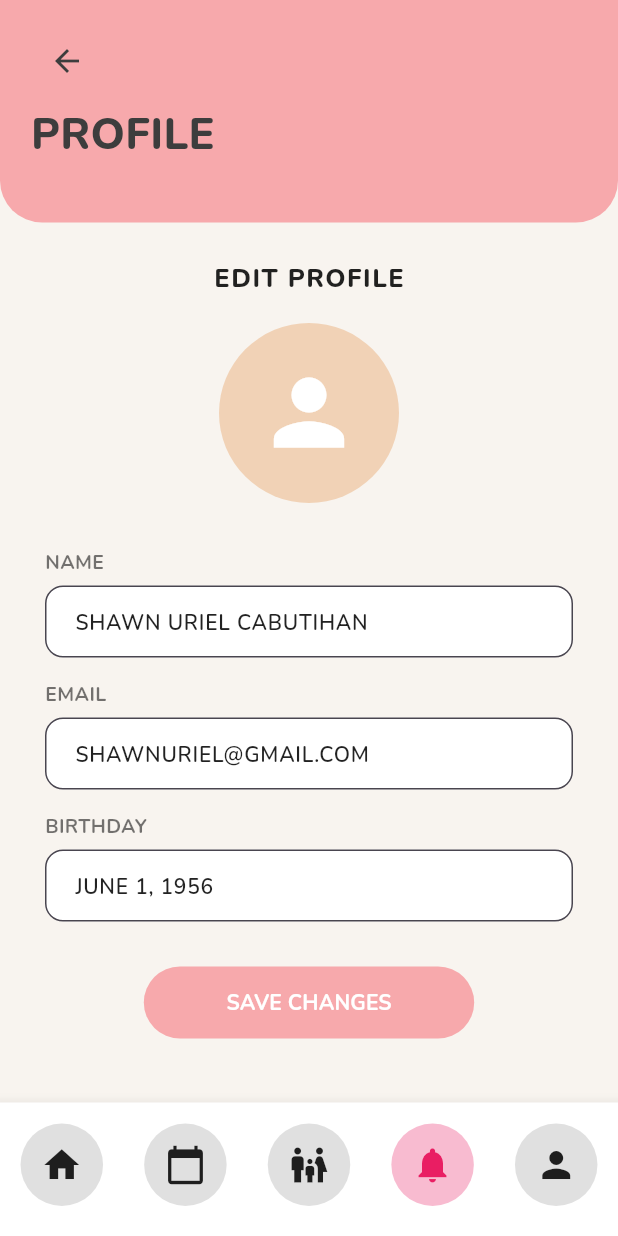
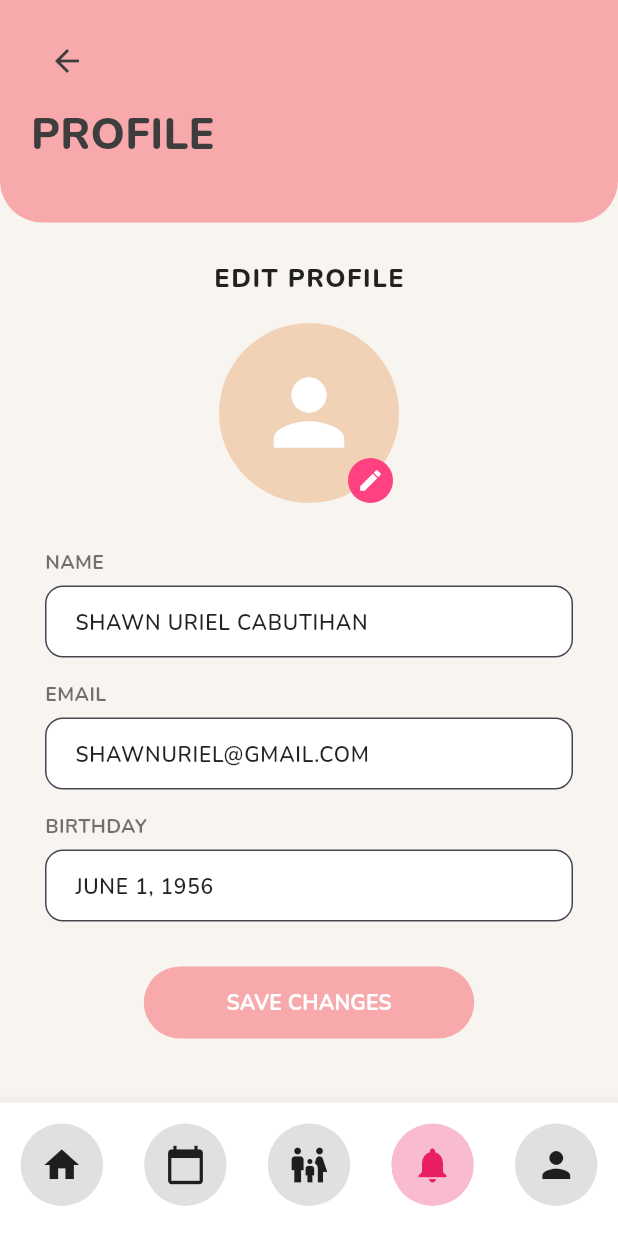
Before and after one commit to adriann47/Carepanion, a Flutter app: the ProfilePage screen opened directly, on a phone screen of 412 x 824 dp. Run offline on Flutter 3.47's test engine with Material 3 defaults, Android fonts, the phone set to English and light mode, and no system bars; our stand-ins replace google_fonts, image_picker.

Commit message:
edit / year

```diff
--- a/lib/Regular Screen/profile_page.dart
+++ b/lib/Regular Screen/profile_page.dart
@@ -1,5 +1,7 @@
+import 'dart:io';
 import 'package:flutter/material.dart';
 import 'package:google_fonts/google_fonts.dart';
+import 'package:image_picker/image_picker.dart';
 import 'tasks_screen_regular.dart';
 import 'calendar_screen_regular.dart';
 import 'companion_list.dart';
@@ -14,6 +16,18 @@ class ProfilePage extends StatefulWidget {
 
 class _ProfilePageState extends State<ProfilePage> {
   int _currentIndex = 3;
+  File? _profileImage; // ✅ Store selected image
+
+  final ImagePicker _picker = ImagePicker();
+
+  Future<void> _pickImage() async {
+    final XFile? image = await _picker.pickImage(source: ImageSource.gallery);
+    if (image != null) {
+      setState(() {
+        _profileImage = File(image.path);
+      });
+    }
+  }
 
   void _onTabTapped(int index) {
     if (index == 0) {
@@ -87,6 +101,7 @@ class _ProfilePageState extends State<ProfilePage> {
                   ),
                 ),
               ),
+
               const SizedBox(height: 25),
               Text(
                 'EDIT PROFILE',
@@ -98,12 +113,45 @@ class _ProfilePageState extends State<ProfilePage> {
                 ),
               ),
               const SizedBox(height: 18),
-              CircleAvatar(
-                radius: 60,
-                backgroundColor: const Color(0xFFF1D2B6),
-                child: const Icon(Icons.person, size: 70, color: Colors.white),
+
+              // 🖼️ Editable Profile Picture
+              Stack(
+                alignment: Alignment.bottomRight,
+                children: [
+                  CircleAvatar(
+                    radius: 60,
+                    backgroundColor: const Color(0xFFF1D2B6),
+                    backgroundImage:
+                        _profileImage != null ? FileImage(_profileImage!) : null,
+                    child: _profileImage == null
+                        ? const Icon(Icons.person, size: 70, color: Colors.white)
+                        : null,
+                  ),
+                  Positioned(
+                    bottom: 0,
+                    right: 4,
+                    child: GestureDetector(
+                      onTap: _pickImage,
+                      child: Container(
+                        padding: const EdgeInsets.all(6),
+                        decoration: const BoxDecoration(
+                          color: Colors.pinkAccent,
+                          shape: BoxShape.circle,
+                        ),
+                        child: const Icon(
+                          Icons.edit,
+                          color: Colors.white,
+                          size: 18,
+                        ),
+                      ),
+                    ),
+                  ),
+                ],
               ),
+
               const SizedBox(height: 30),
+
+              // 📝 Profile Form Fields
               Padding(
                 padding: const EdgeInsets.symmetric(horizontal: 30),
                 child: Column(
@@ -141,7 +189,8 @@ class _ProfilePageState extends State<ProfilePage> {
           ),
         ),
       ),
-          // Bottom Navigation Bar
+
+      // 🔹 Bottom Navigation Bar
       bottomNavigationBar: BottomNavigationBar(
         type: BottomNavigationBarType.fixed,
         backgroundColor: Colors.white,
@@ -159,13 +208,13 @@ class _ProfilePageState extends State<ProfilePage> {
               isSelected: _currentIndex == 2),
           _navItem(Icons.notifications, 'Notifications',
               isSelected: _currentIndex == 3),
-          _navItem(Icons.person, 'Profile',
-              isSelected: _currentIndex == 4),
+          _navItem(Icons.person, 'Profile', isSelected: _currentIndex == 4),
         ],
       ),
     );
   }
 
+  // 🧱 Text Field Builder
   Widget _buildTextField(String label, String hint) {
     return Column(
       crossAxisAlignment: CrossAxisAlignment.start,
@@ -201,7 +250,7 @@ class _ProfilePageState extends State<ProfilePage> {
     );
   }
 
- /// Helper for nav bar icon styling
+  /// 🧭 Helper for nav bar icon styling
   static BottomNavigationBarItem _navItem(
     IconData icon,
     String label, {
--- a/pubspec.yaml
+++ b/pubspec.yaml
@@ -14,6 +14,7 @@ dependencies:
   intl: ^0.19.0
   google_fonts: ^6.2.1
   cupertino_icons: ^1.0.8
+  image_picker: ^1.0.7
 
 dev_dependencies:
   flutter_test:
```
Also changed, not shown: lib/Regular Screen/calendar_screen_regular.dart (+46 -31 lines), pubspec.lock, 5 other files.
